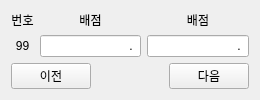
The window that UI/Grading32.ui (yuj09161/grademanage) describes before a commit, drawn with Qt 5.
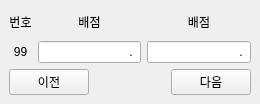
The same window after the commit.

```diff
--- a/UI/Grading32.ui
+++ b/UI/Grading32.ui
@@ -1,18 +1,19 @@
 <?xml version="1.0" encoding="UTF-8"?>
 <ui version="4.0">
  <class>Grading32</class>
- <widget class="QWidget" name="Grading32">
+ <widget class="QMainWindow" name="Grading32">
   <property name="geometry">
    <rect>
     <x>0</x>
     <y>0</y>
     <width>260</width>
-    <height>100</height>
+    <height>104</height>
    </rect>
   </property>
   <property name="windowTitle">
    <string>Form</string>
   </property>
+  <widget class="QWidget" name="centralwidget">
   <layout class="QGridLayout" name="gridLayout">
    <item row="0" column="0">
     <widget class="QLabel" name="lbNum">
@@ -123,6 +124,7 @@
     </widget>
    </item>
   </layout>
+  </widget>
  </widget>
  <resources/>
  <connections/>
```
Left out of the diff: 2 changed lines with no effect on the pictures. Lines whose indentation alone changed are shown as unchanged.
